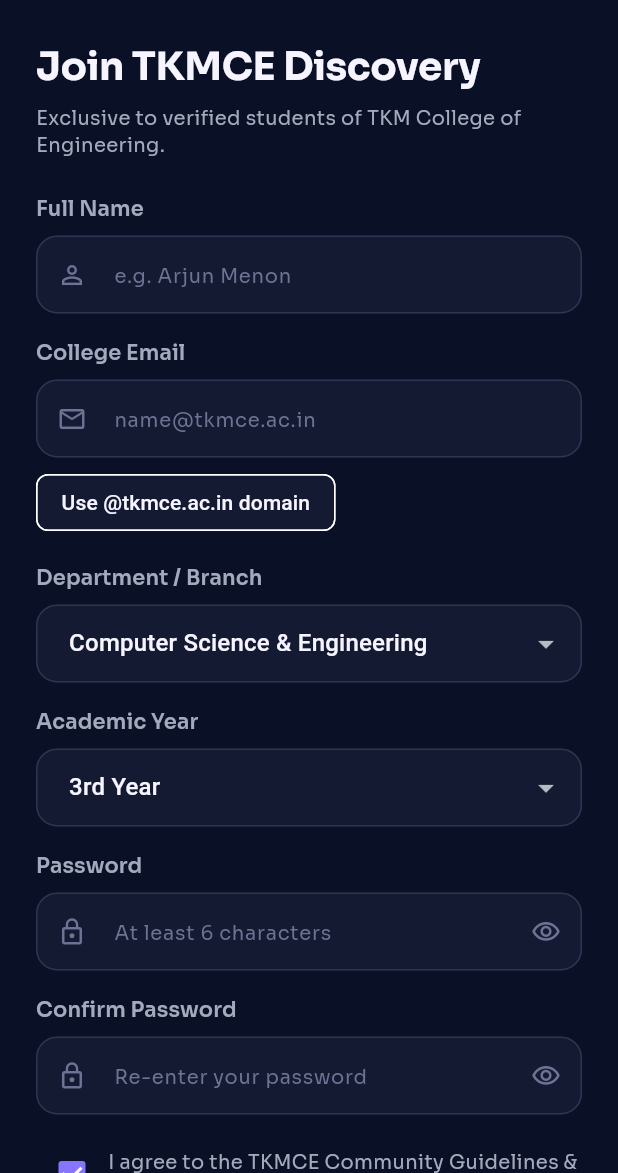
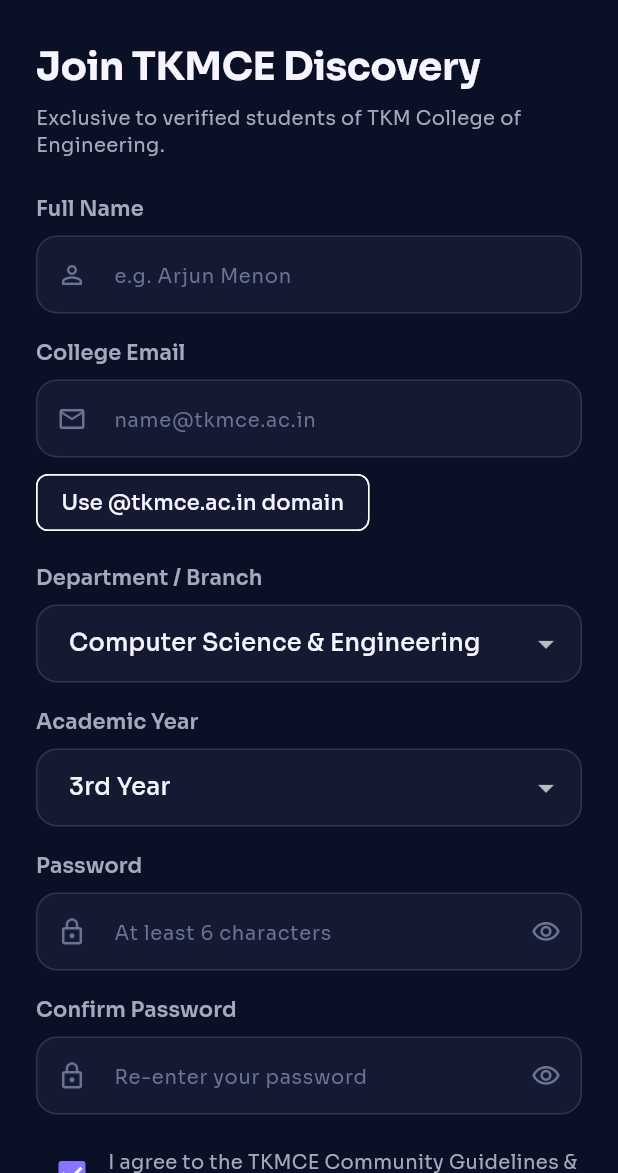
Before and after one commit to creatorspara/tkmingle, a Flutter app: the screen it shows after launch, after a tap on an icon or button, on a phone screen of 412 x 824 dp, the part 63-1236 px from its top. Run offline on Flutter 3.47's test engine with Material 3 defaults, Android fonts, the phone set to English and light mode, and no system bars; our stand-ins replace flutter_riverpod, go_router, shared_preferences, supabase_flutter; accounts and stored records are empty.

Commit message:
feat(foss): make app 100% F-Droid compliant (strip Firebase, bundle local font assets, update license)

```diff
--- a/mobile/lib/core/theme/app_theme.dart
+++ b/mobile/lib/core/theme/app_theme.dart
@@ -6,6 +6,7 @@ class AppTheme {
   static ThemeData get darkTheme {
     return ThemeData(
       useMaterial3: true,
+      fontFamily: 'Sora',
       brightness: Brightness.dark,
       scaffoldBackgroundColor: AppColors.deepNavy,
       colorScheme: const ColorScheme.dark(
@@ -99,6 +100,7 @@ class AppTheme {
   static ThemeData get lightTheme {
     return ThemeData(
       useMaterial3: true,
+      fontFamily: 'Sora',
       brightness: Brightness.light,
       scaffoldBackgroundColor: AppColors.lightBackground,
       colorScheme: const ColorScheme.light(
--- a/mobile/lib/core/theme/app_typography.dart
+++ b/mobile/lib/core/theme/app_typography.dart
@@ -1,17 +1,17 @@
 import 'package:flutter/material.dart';
-import 'package:google_fonts/google_fonts.dart';
+
 
 /// Official TKMingle Typography System using Sora
 class AppTypography {
   // Display Headings: Sora Bold (w700)
-  static TextStyle displayLarge(Color color) => GoogleFonts.sora(
+  static TextStyle displayLarge(Color color) => TextStyle(fontFamily: 'Sora',
     fontSize: 32,
     fontWeight: FontWeight.w700,
     color: color,
     letterSpacing: -0.5,
   );
 
-  static TextStyle displayMedium(Color color) => GoogleFonts.sora(
+  static TextStyle displayMedium(Color color) => TextStyle(fontFamily: 'Sora',
     fontSize: 26,
     fontWeight: FontWeight.w700,
     color: color,
@@ -19,41 +19,41 @@ class AppTypography {
   );
 
   // Page Headings: Sora SemiBold (w600)
-  static TextStyle headlineLarge(Color color) => GoogleFonts.sora(
+  static TextStyle headlineLarge(Color color) => TextStyle(fontFamily: 'Sora',
     fontSize: 22,
     fontWeight: FontWeight.w600,
     color: color,
     letterSpacing: -0.2,
   );
 
-  static TextStyle headlineMedium(Color color) => GoogleFonts.sora(
+  static TextStyle headlineMedium(Color color) => TextStyle(fontFamily: 'Sora',
     fontSize: 18,
     fontWeight: FontWeight.w600,
     color: color,
   );
 
   // Section Headings: Sora Medium (w500)
-  static TextStyle titleLarge(Color color) => GoogleFonts.sora(
+  static TextStyle titleLarge(Color color) => TextStyle(fontFamily: 'Sora',
     fontSize: 16,
     fontWeight: FontWeight.w500,
     color: color,
   );
 
-  static TextStyle titleMedium(Color color) => GoogleFonts.sora(
+  static TextStyle titleMedium(Color color) => TextStyle(fontFamily: 'Sora',
     fontSize: 15,
     fontWeight: FontWeight.w500,
     color: color,
   );
 
   // Body Text: Sora Regular (w400)
-  static TextStyle bodyLarge(Color color) => GoogleFonts.sora(
+  static TextStyle bodyLarge(Color color) => TextStyle(fontFamily: 'Sora',
     fontSize: 14,
     fontWeight: FontWeight.w400,
     color: color,
     height: 1.45,
   );
 
-  static TextStyle bodyMedium(Color color) => GoogleFonts.sora(
+  static TextStyle bodyMedium(Color color) => TextStyle(fontFamily: 'Sora',
     fontSize: 13,
     fontWeight: FontWeight.w400,
     color: color,
@@ -61,14 +61,14 @@ class AppTypography {
   );
 
   // Buttons: Sora SemiBold (w600)
-  static TextStyle button(Color color) => GoogleFonts.sora(
+  static TextStyle button(Color color) => TextStyle(fontFamily: 'Sora',
     fontSize: 15,
     fontWeight: FontWeight.w600,
     color: color,
     letterSpacing: 0.2,
   );
 
-  static TextStyle labelLarge(Color color) => GoogleFonts.sora(
+  static TextStyle labelLarge(Color color) => TextStyle(fontFamily: 'Sora',
     fontSize: 14,
     fontWeight: FontWeight.w600,
     color: color,
@@ -76,14 +76,14 @@ class AppTypography {
   );
 
   // Metadata: Sora Regular (w400)
-  static TextStyle metadata(Color color) => GoogleFonts.sora(
+  static TextStyle metadata(Color color) => TextStyle(fontFamily: 'Sora',
     fontSize: 11,
     fontWeight: FontWeight.w400,
     color: color,
     letterSpacing: 0.1,
   );
 
-  static TextStyle labelSmall(Color color) => GoogleFonts.sora(
+  static TextStyle labelSmall(Color color) => TextStyle(fontFamily: 'Sora',
     fontSize: 11,
     fontWeight: FontWeight.w400,
     color: color,
--- a/mobile/lib/main.dart
+++ b/mobile/lib/main.dart
@@ -1,9 +1,7 @@
 import 'package:flutter/material.dart';
 import 'package:flutter/services.dart';
 import 'package:flutter_riverpod/flutter_riverpod.dart';
-import 'package:firebase_core/firebase_core.dart';
 import 'package:supabase_flutter/supabase_flutter.dart';
-import 'firebase_options.dart';
 import 'core/constants/app_constants.dart';
 import 'core/router/app_router.dart';
 import 'core/theme/app_colors.dart';
@@ -23,15 +21,6 @@ void main() async {
     } catch (e) {
       debugPrint('Supabase initialization notice: $e');
     }
-  }
-
-  // Initialize Firebase backend
-  try {
-    await Firebase.initializeApp(
-      options: DefaultFirebaseOptions.currentPlatform,
-    );
-  } catch (e) {
-    debugPrint('Firebase initialization notice: $e');
   }
 
   // Set immersive status bar styling matching TKMingle dark navy brand
--- a/mobile/pubspec.yaml
+++ b/mobile/pubspec.yaml
@@ -11,14 +11,12 @@ dependencies:
     sdk: flutter
   flutter_riverpod: ^2.5.1
   go_router: ^14.2.0
-  google_fonts: ^6.2.1
   intl: ^0.19.0
   shared_preferences: ^2.2.3
   cached_network_image: ^3.3.1
   flutter_animate: ^4.5.0
   uuid: ^4.4.0
   path_provider: ^2.1.3
-  firebase_core: ^3.6.0
   supabase_flutter: ^2.8.0
 
 dev_dependencies:
@@ -35,3 +33,7 @@ flutter:
     - assets/images/
     - assets/images/logo.jpg
     - assets/images/app_icon.png
+  fonts:
+    - family: Sora
+      fonts:
+        - asset: assets/fonts/Sora.ttf
```
Also changed, not shown: mobile/assets/fonts/Sora.ttf (added), mobile/lib/firebase_options.dart (deleted), mobile/pubspec.lock, 5 other files.
